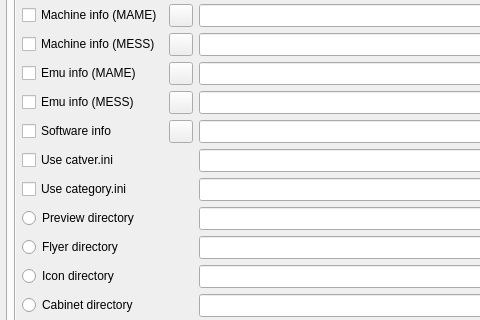
First picture: the form in options.ui, repository qmc2/qmc2-mame-fe, before the edit; both pictures show x 0 to 480 and y 240 to 560 of the 567 by 641 pixel window.
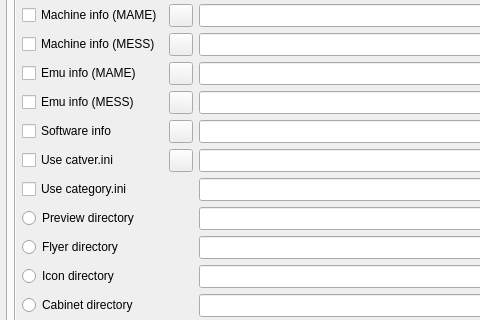
Second picture: the form after the edit. The open tabs and pages were chosen to show the change. Icons and pictures are not drawn.

Commit message: new: added a catver.ini optimizer to potentially speed up loading slightly

Patch:
```diff
--- a/options.ui
+++ b/options.ui
@@ -934,20 +934,6 @@
                    </property>
                   </widget>
                  </item>
-                 <item row="11" column="0" colspan="2">
-                  <widget class="QCheckBox" name="checkBoxUseCatverIni">
-                   <property name="toolTip">
-                    <string>Enable the use of catver.ini -- get the newest version from http://www.progettoemma.net/?catlist</string>
-                   </property>
-                   <property name="text">
-                    <string>Use catver.ini</string>
-                   </property>
-                   <property name="icon">
-                    <iconset resource="qmc2.qrc">
-                     <normaloff>:/data/img/reload.png</normaloff>:/data/img/reload.png</iconset>
-                   </property>
-                  </widget>
-                 </item>
                  <item row="26" column="0" colspan="2">
                   <widget class="QCheckBox" name="checkBoxUseSoftwareNotesTemplate">
                    <property name="toolTip">
@@ -3039,6 +3025,37 @@
                    </property>
                   </widget>
                  </item>
+                 <item row="11" column="0">
+                  <widget class="QCheckBox" name="checkBoxUseCatverIni">
+                   <property name="toolTip">
+                    <string>Enable the use of catver.ini -- get the newest version from http://www.progettoemma.net/?catlist</string>
+                   </property>
+                   <property name="text">
+                    <string>Use catver.ini</string>
+                   </property>
+                   <property name="icon">
+                    <iconset resource="qmc2.qrc">
+                     <normaloff>:/data/img/reload.png</normaloff>:/data/img/reload.png</iconset>
+                   </property>
+                  </widget>
+                 </item>
+                 <item row="11" column="1">
+                  <widget class="QToolButton" name="toolButtonOptimizeCatverIni">
+                   <property name="sizePolicy">
+                    <sizepolicy hsizetype="Fixed" vsizetype="Minimum">
+                     <horstretch>0</horstretch>
+                     <verstretch>0</verstretch>
+                    </sizepolicy>
+                   </property>
+                   <property name="toolTip">
+                    <string>Optimize catver.ini for faster loading</string>
+                   </property>
+                   <property name="icon">
+                    <iconset resource="qmc2.qrc">
+                     <normaloff>:/data/img/optimize.png</normaloff>:/data/img/optimize.png</iconset>
+                   </property>
+                  </widget>
+                 </item>
                 </layout>
                </item>
               </layout>
```
Left out of the diff: 5 changed lines with no effect on the pictures. The commit also changes 34 other files.
